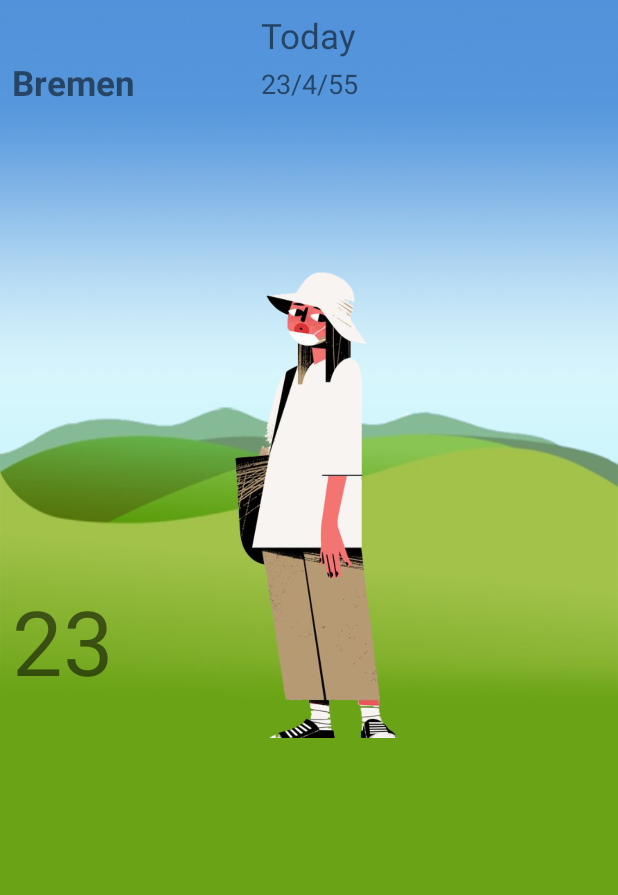
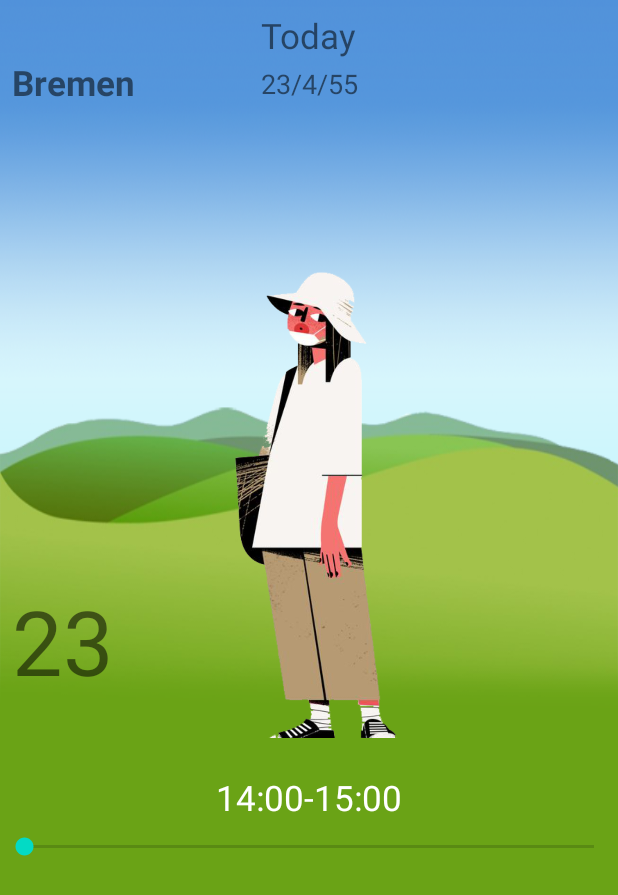
Before and after one commit to mohsenapk/Wetterkleidung, an Android app: the layout activity_main.xml on its own in the app's theme, with its tools: preview values and no code run, on a phone screen of 412 x 824 dp. Shown: the top 895 px of the screen. Run offline under Robolectric (Android 15) with nearby library versions, the phone set to English and light mode, and no system bars.

Commit message:
add seekbar For test times

```diff
--- a/app/src/main/res/layout/activity_main.xml
+++ b/app/src/main/res/layout/activity_main.xml
@@ -108,6 +108,26 @@
 
     </androidx.constraintlayout.widget.ConstraintLayout>
 
+    <TextView
+        android:id="@+id/tvSeekTime"
+        android:layout_width="wrap_content"
+        android:layout_height="wrap_content"
+        app:layout_constraintLeft_toLeftOf="parent"
+        app:layout_constraintRight_toRightOf="parent"
+        app:layout_constraintTop_toBottomOf="@id/clTop"
+        android:layout_marginTop="16dp"
+        android:textSize="23sp"
+        android:textColor="#FFFFFF"
+        tools:text="14:00-15:00"/>
+
+    <androidx.appcompat.widget.AppCompatSeekBar
+        android:id="@+id/seekBar"
+        android:layout_width="match_parent"
+        android:layout_height="wrap_content"
+        android:layout_marginTop="8dp"
+        app:layout_constraintTop_toBottomOf="@id/tvSeekTime"
+        android:max="7"/>
+
     <ProgressBar
         android:id="@+id/progress"
         android:layout_width="wrap_content"
```
Also changed, not shown: app/src/main/java/com/mohsen/apk/wetterkleidung/model/Enums.kt (+15 -1 lines), app/src/main/java/com/mohsen/apk/wetterkleidung/ui/MainActivity.kt (+42 -3 lines).
